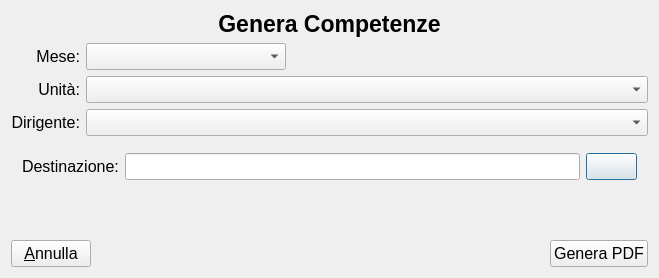
First picture: the form in printdialog.ui, repository gcala/GestioneCompetenzeMedici, before the edit.
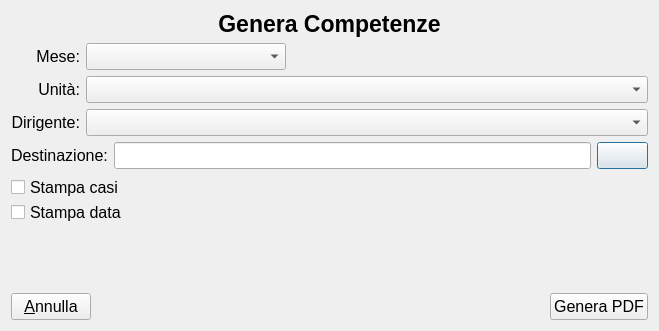
Second picture: the form after the edit. Icons and pictures are not drawn. Custom widgets are drawn as their Qt base class.

Commit message: aggiunte opzioni per stampa di data e casi in tabella unità

What changed in the file:
```diff
--- a/printdialog.ui
+++ b/printdialog.ui
@@ -7,7 +7,7 @@
     <x>0</x>
     <y>0</y>
     <width>659</width>
-    <height>278</height>
+    <height>331</height>
    </rect>
   </property>
   <property name="windowTitle">
@@ -17,7 +17,7 @@
    <iconset resource="assets.qrc">
     <normaloff>:/icons/logo.svg</normaloff>:/icons/logo.svg</iconset>
   </property>
-  <layout class="QVBoxLayout" name="verticalLayout">
+  <layout class="QVBoxLayout" name="verticalLayout_2">
    <item>
     <widget class="QLabel" name="titleLabel">
      <property name="font">
@@ -133,6 +133,18 @@
    <item>
     <widget class="QWidget" name="destWidget" native="true">
      <layout class="QHBoxLayout" name="horizontalLayout_2">
+      <property name="leftMargin">
+       <number>0</number>
+      </property>
+      <property name="topMargin">
+       <number>0</number>
+      </property>
+      <property name="rightMargin">
+       <number>0</number>
+      </property>
+      <property name="bottomMargin">
+       <number>0</number>
+      </property>
       <item>
        <widget class="QLabel" name="label">
         <property name="font">
@@ -176,6 +188,51 @@
      </layout>
     </widget>
    </item>
+   <item>
+    <widget class="QWidget" name="optnsWidget" native="true">
+     <layout class="QVBoxLayout" name="verticalLayout">
+      <property name="spacing">
+       <number>0</number>
+      </property>
+      <property name="leftMargin">
+       <number>0</number>
+      </property>
+      <property name="topMargin">
+       <number>0</number>
+      </property>
+      <property name="rightMargin">
+       <number>0</number>
+      </property>
+      <property name="bottomMargin">
+       <number>0</number>
+      </property>
+      <item>
+       <widget class="QCheckBox" name="casiCB">
+        <property name="font">
+         <font>
+          <pointsize>12</pointsize>
+         </font>
+        </property>
+        <property name="text">
+         <string>Stampa casi</string>
+        </property>
+       </widget>
+      </item>
+      <item>
+       <widget class="QCheckBox" name="dataCB">
+        <property name="font">
+         <font>
+          <pointsize>12</pointsize>
+         </font>
+        </property>
+        <property name="text">
+         <string>Stampa data</string>
+        </property>
+       </widget>
+      </item>
+     </layout>
+    </widget>
+   </item>
    <item>
     <spacer name="verticalSpacer">
      <property name="orientation">
```
The commit also changes 5 other files.
